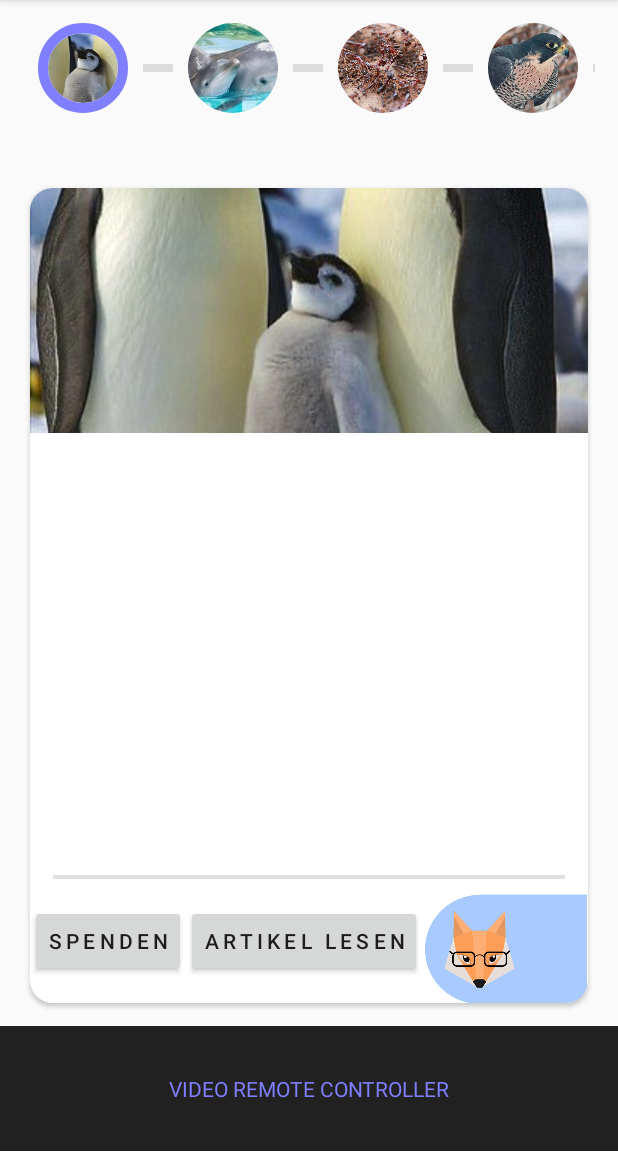
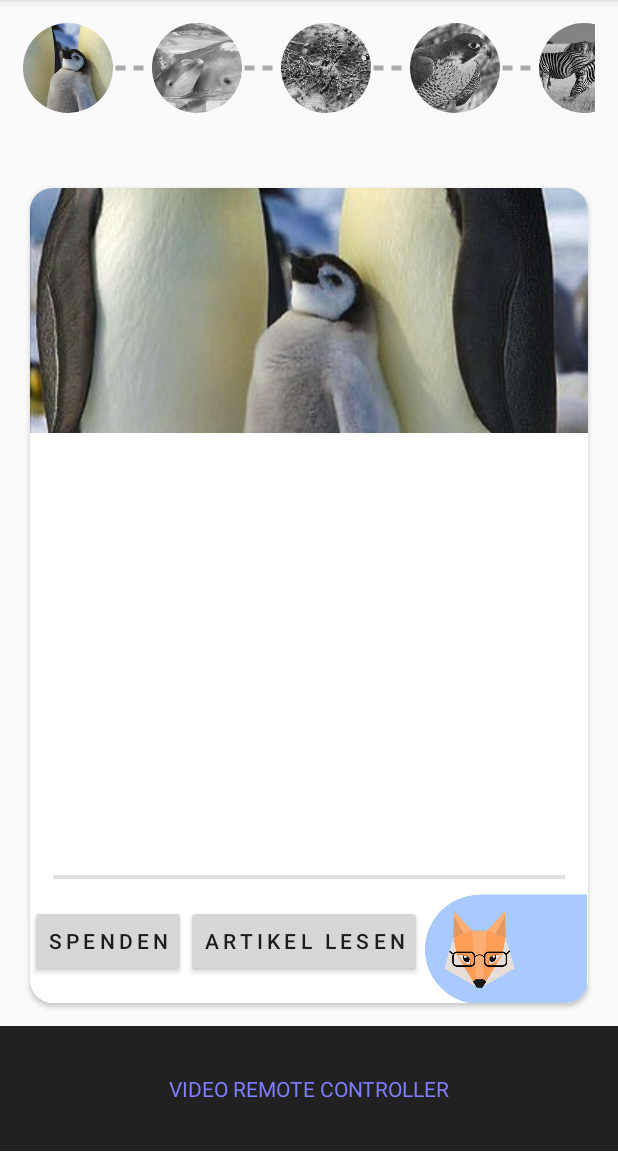
Before and after one commit to FionaBlue/praxisseminar_second_screen, an Android app: the InformationActivity screen opened directly, with no data from a screen before it, on a phone screen of 412 x 824 dp, the part 84-1236 px from its top. Run offline under Robolectric (Android 15) with nearby library versions, the phone set to English and light mode, and no system bars; our stand-ins replace CircleImageView; 2 statements that could not run were skipped.

Commit message:
#55 #59 modified trigger-itemview with dotted divider and gray-scale-highlighting

```diff
--- a/SecondScreen/app/src/main/java/com/wildLive/secondScreen/InformationActivity.java
+++ b/SecondScreen/app/src/main/java/com/wildLive/secondScreen/InformationActivity.java
@@ -2,6 +2,8 @@ package com.wildLive.secondScreen;
 
 import android.content.Context;
 import android.content.Intent;
+import android.graphics.ColorMatrix;
+import android.graphics.ColorMatrixColorFilter;
 import android.os.Bundle;
 import android.support.annotation.NonNull;
 import android.support.v7.app.AppCompatActivity;
@@ -28,6 +30,7 @@ public class InformationActivity extends AppCompatActivity {
     // https://www.codeproject.com/Articles/1152595/Android-Horizontal-ListView-Tutorial
     // https://www.youtube.com/watch?v=94rCjYxvzEE
     // https://stackoverflow.com/questions/26682277/how-do-i-get-the-position-selected-in-a-recyclerview
+    // https://stackoverflow.com/questions/30340591/changing-an-imageview-to-black-and-white
 
     public List<ContentElement> contentElements = new ArrayList<>();    // dynamical array for content information
     RecyclerView recyclerListView;                                      // providing option for horizontal list view (= recyclerView)
@@ -132,7 +135,6 @@ public class InformationActivity extends AppCompatActivity {
 
     // custom adapter for binding list view data
     public class CustomAdapter extends RecyclerView.Adapter<CustomAdapter.ViewHolder> {
-
         public List<CircleImageView> triggerPointList = new ArrayList<>();
 
         @Override
@@ -150,9 +152,18 @@ public class InformationActivity extends AppCompatActivity {
         // view holder for performance issues with recyclerView (only visible items are handled)
         public class ViewHolder extends RecyclerView.ViewHolder { //implements View.OnClickListener {
             public CircleImageView timelineItem;
+            public View timelineItemDivider;
+
             public ViewHolder(@NonNull final View itemView) {
                 super(itemView);
+                // defining trigger-point-image and setting saturation to gray-scale
                 timelineItem = itemView.findViewById(R.id.timelineItem);
+                setTriggerPointSaturation(timelineItem, 0);
+
+                // defining trigger-point-divider
+                timelineItemDivider = itemView.findViewById(R.id.timelineItemDivider);
+
+                // adding each trigger point (one ViewHolder holds one trigger point) to list for further processing
                 triggerPointList.add(timelineItem);
 
                 // setting first trigger point highlighting
@@ -164,8 +175,10 @@ public class InformationActivity extends AppCompatActivity {
         @Override
         public void onBindViewHolder(@NonNull ViewHolder viewHolder, int i) {
             final int position = i;
+
             // all widgets and data will be attached to each individual list view item
             triggerPointList.get(i).setImageResource(contentElements.get(i).timelineTriggerImage);
+
             // registering onclick-listener for content switching
             triggerPointList.get(i).setOnClickListener(new View.OnClickListener() {
                 @Override
@@ -177,6 +190,11 @@ public class InformationActivity extends AppCompatActivity {
                     setItemActivationState(position);
                 }
             });
+
+            // setting divider invisible for last trigger point item
+            if (position == contentElements.size()-1) {
+                viewHolder.timelineItemDivider.setVisibility(View.INVISIBLE);
+            }
         }
         private void setItemActivationState(int position) {
             // scanning timeline-item-list and setting back activation state and highlighting of previously activated
@@ -185,12 +203,19 @@ public class InformationActivity extends AppCompatActivity {
             }
             for (int j = 0; j < triggerPointList.size(); j++) {
                 if (triggerPointList.get(j) != null) {
-                    triggerPointList.get(j).setBorderWidth(0);
+                    setTriggerPointSaturation(triggerPointList.get(j), 0);
                 }
             }
             // setting activation state of current trigger point
             contentElements.get(position).isActive = true;
-            triggerPointList.get(position).setBorderWidth(10);
+            setTriggerPointSaturation(triggerPointList.get(position), 1);
+        }
+        // setting saturation value for images
+        private void setTriggerPointSaturation(CircleImageView triggerPoint, int saturation) {
+            ColorMatrix matrix = new ColorMatrix();
+            matrix.setSaturation(saturation);
+            ColorMatrixColorFilter filter = new ColorMatrixColorFilter(matrix);
+            triggerPoint.setColorFilter(filter);
         }
     }
 
--- /dev/null
+++ b/SecondScreen/app/src/main/res/drawable/timeline_item_divider.xml
@@ -0,0 +1,10 @@
+<?xml version="1.0" encoding="utf-8"?>
+<shape
+    xmlns:android="http://schemas.android.com/apk/res/android"
+    android:shape="line">
+    <stroke
+        android:color="#a9a9a9"
+        android:dashWidth="10px"
+        android:dashGap="8px"
+        android:width="3dp"/>
+</shape>
--- a/SecondScreen/app/src/main/res/layout/timeline_item.xml
+++ b/SecondScreen/app/src/main/res/layout/timeline_item.xml
@@ -7,17 +7,17 @@
     <de.hdodenhof.circleimageview.CircleImageView
         android:layout_width="60dp"
         android:layout_height="60dp"
-        android:layout_marginHorizontal="10dp"
         android:scaleType="centerCrop"
         android:id="@+id/timelineItem"
-        android:src="@drawable/wiki_kaiserpinguin"
-        app:civ_border_color="#7F7FFF"/>
+        android:src="@drawable/wiki_kaiserpinguin"/>
 
     <View
-        android:layout_width="20dp"
-        android:layout_height="5dp"
+        android:id="@+id/timelineItemDivider"
+        android:layout_width="26dp"
+        android:layout_height="8dp"
         android:layout_centerVertical="true"
         android:layout_toEndOf="@+id/timelineItem"
-        android:background="?android:attr/listDivider" />
+        android:background="@drawable/timeline_item_divider"
+        android:layerType="software"/>
 
 </RelativeLayout>
```
